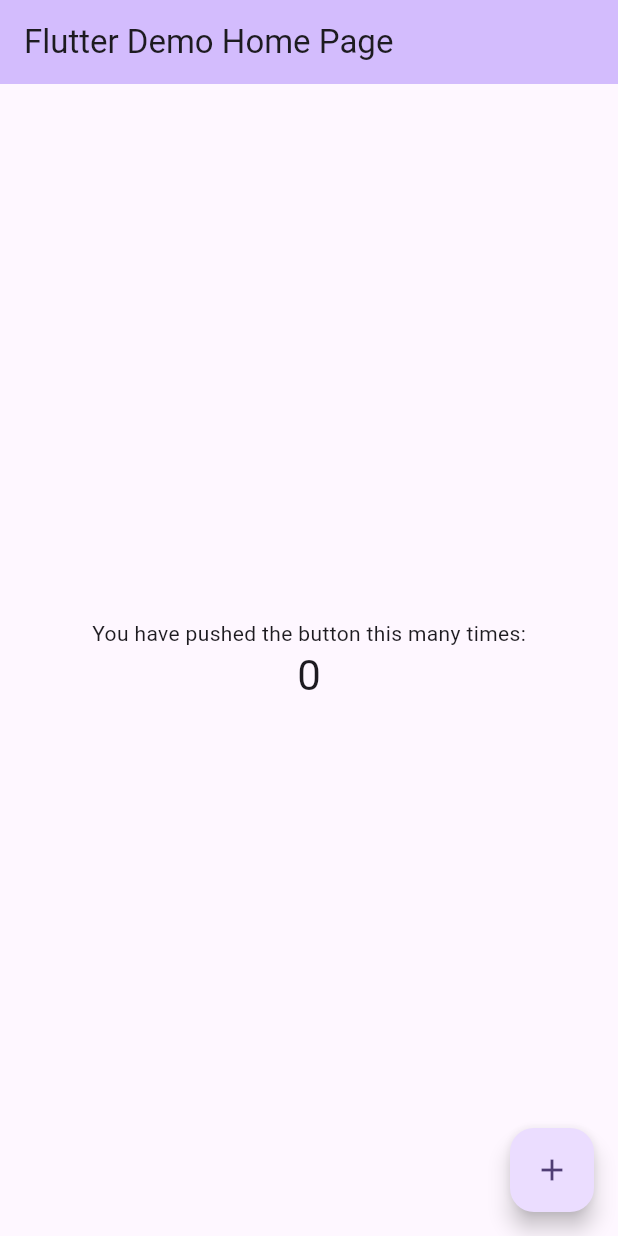
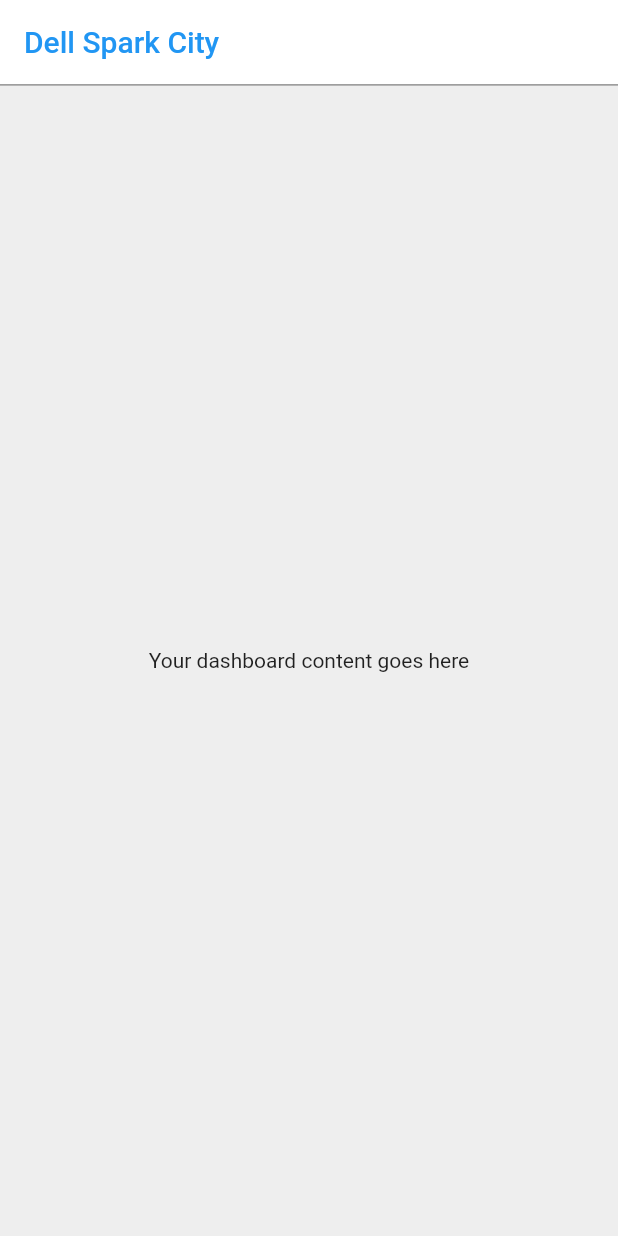
Before and after one commit to ssebin/DellSparkCity, a Flutter app: the screen it shows after launch, on a phone screen of 412 x 824 dp. Run offline on Flutter 3.47's test engine with Material 2 defaults, Android fonts, the light colour scheme and no system bars.

Commit message:
top app bar draft

```diff
--- a/lib/base_page.dart
+++ b/lib/base_page.dart
@@ -0,0 +1,37 @@
+import 'package:flutter/material.dart';
+
+class BasePage extends StatelessWidget {
+  @override
+  Widget build(BuildContext context) {
+    return Scaffold(
+      appBar: AppBar(
+        backgroundColor: Colors.white,
+        title: Text(
+          'Dell Spark City',
+          style: TextStyle(color: Colors.blue),
+        ),
+        elevation: 0, // Set elevation to 0 to remove shadow effect
+        bottom: PreferredSize(
+          preferredSize: Size.fromHeight(1.0),
+          child: Container(
+            color: Colors.grey, // Grey stroke color
+            height: 1.0,
+          ),
+        ),
+        automaticallyImplyLeading: false, // Hide the back button
+        shape: Border(
+          bottom: BorderSide(
+            color: Colors.grey, // Grey stroke color
+            width: 1.0, // Stroke width
+          ),
+        ),
+      ),
+      body: Container(
+        color: Colors.grey[200], // Grey background color for the body
+        child: Center(
+          child: Text('Your dashboard content goes here'),
+        ),
+      ),
+    );
+  }
+}
--- a/lib/main.dart
+++ b/lib/main.dart
@@ -1,125 +1,20 @@
 import 'package:flutter/material.dart';
+import 'base_page.dart';
 
-void main() {
-  runApp(const MyApp());
-}
+void main() => runApp(MyApp());
 
 class MyApp extends StatelessWidget {
-  const MyApp({super.key});
-
-  // This widget is the root of your application.
   @override
   Widget build(BuildContext context) {
     return MaterialApp(
-      title: 'Flutter Demo',
+      home: BasePage(),
+      debugShowCheckedModeBanner:
+          false, // Set to false to hide the debug banner
       theme: ThemeData(
-        // This is the theme of your application.
-        //
-        // TRY THIS: Try running your application with "flutter run". You'll see
-        // the application has a blue toolbar. Then, without quitting the app,
-        // try changing the seedColor in the colorScheme below to Colors.green
-        // and then invoke "hot reload" (save your changes or press the "hot
-        // reload" button in a Flutter-supported IDE, or press "r" if you used
-        // the command line to start the app).
-        //
-        // Notice that the counter didn't reset back to zero; the application
-        // state is not lost during the reload. To reset the state, use hot
-        // restart instead.
-        //
-        // This works for code too, not just values: Most code changes can be
-        // tested with just a hot reload.
-        colorScheme: ColorScheme.fromSeed(seedColor: Colors.deepPurple),
-        useMaterial3: true,
+        appBarTheme: AppBarTheme(
+          elevation: 0, // Set elevation to 0 to remove the shadow effect
+        ),
       ),
-      home: const MyHomePage(title: 'Flutter Demo Home Page'),
     );
   }
 }
-
-class MyHomePage extends StatefulWidget {
-  const MyHomePage({super.key, required this.title});
-
-  // This widget is the home page of your application. It is stateful, meaning
-  // that it has a State object (defined below) that contains fields that affect
-  // how it looks.
-
-  // This class is the configuration for the state. It holds the values (in this
-  // case the title) provided by the parent (in this case the App widget) and
-  // used by the build method of the State. Fields in a Widget subclass are
-  // always marked "final".
-
-  final String title;
-
-  @override
-  State<MyHomePage> createState() => _MyHomePageState();
-}
-
-class _MyHomePageState extends State<MyHomePage> {
-  int _counter = 0;
-
-  void _incrementCounter() {
-    setState(() {
-      // This call to setState tells the Flutter framework that something has
-      // changed in this State, which causes it to rerun the build method below
-      // so that the display can reflect the updated values. If we changed
-      // _counter without calling setState(), then the build method would not be
-      // called again, and so nothing would appear to happen.
-      _counter++;
-    });
-  }
-
-  @override
-  Widget build(BuildContext context) {
-    // This method is rerun every time setState is called, for instance as done
-    // by the _incrementCounter method above.
-    //
-    // The Flutter framework has been optimized to make rerunning build methods
-    // fast, so that you can just rebuild anything that needs updating rather
-    // than having to individually change instances of widgets.
-    return Scaffold(
-      appBar: AppBar(
-        // TRY THIS: Try changing the color here to a specific color (to
-        // Colors.amber, perhaps?) and trigger a hot reload to see the AppBar
-        // change color while the other colors stay the same.
-        backgroundColor: Theme.of(context).colorScheme.inversePrimary,
-        // Here we take the value from the MyHomePage object that was created by
-        // the App.build method, and use it to set our appbar title.
-        title: Text(widget.title),
-      ),
-      body: Center(
-        // Center is a layout widget. It takes a single child and positions it
-        // in the middle of the parent.
-        child: Column(
-          // Column is also a layout widget. It takes a list of children and
-          // arranges them vertically. By default, it sizes itself to fit its
-          // children horizontally, and tries to be as tall as its parent.
-          //
-          // Column has various properties to control how it sizes itself and
-          // how it positions its children. Here we use mainAxisAlignment to
-          // center the children vertically; the main axis here is the vertical
-          // axis because Columns are vertical (the cross axis would be
-          // horizontal).
-          //
-          // TRY THIS: Invoke "debug painting" (choose the "Toggle Debug Paint"
-          // action in the IDE, or press "p" in the console), to see the
-          // wireframe for each widget.
-          mainAxisAlignment: MainAxisAlignment.center,
-          children: <Widget>[
-            const Text(
-              'You have pushed the button this many times:',
-            ),
-            Text(
-              '$_counter',
-              style: Theme.of(context).textTheme.headlineMedium,
-            ),
-          ],
-        ),
-      ),
-      floatingActionButton: FloatingActionButton(
-        onPressed: _incrementCounter,
-        tooltip: 'Increment',
-        child: const Icon(Icons.add),
-      ), // This trailing comma makes auto-formatting nicer for build methods.
-    );
-  }
-}
```
